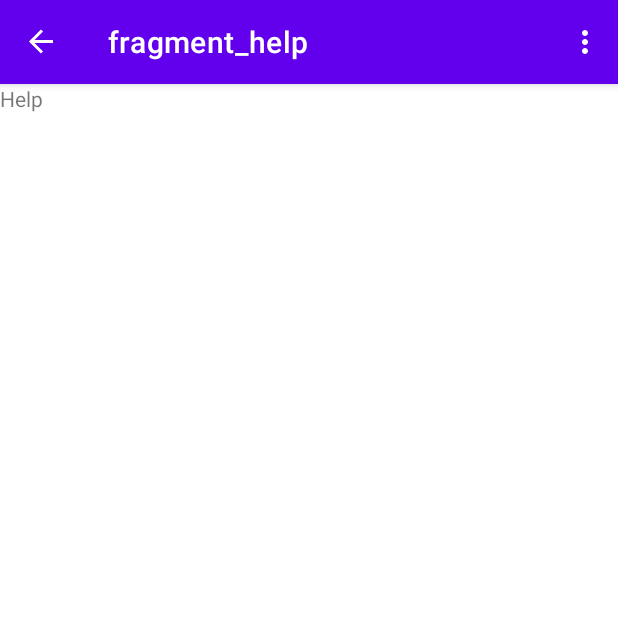
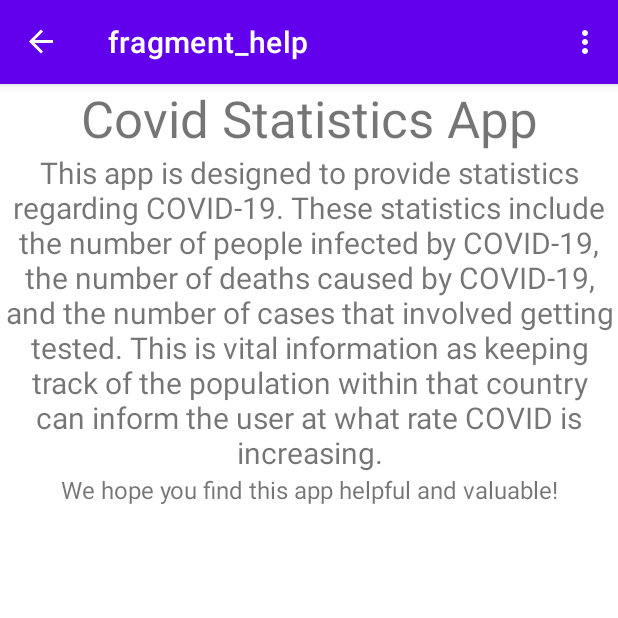
Before and after one commit to GandhiHarsh2003/CovidApp, an Android app: the HelpFragment screen opened through its navigation route, on a phone screen of 412 x 824 dp, the top half of it. Run offline under Robolectric (Android 15) with nearby library versions, the phone set to English and light mode, and no system bars; our stand-ins replace navigation-ui.

Commit message:
worked on layout for help fragment and added country adapter

```diff
--- a/app/src/main/res/layout/fragment_country.xml
+++ b/app/src/main/res/layout/fragment_country.xml
@@ -5,10 +5,5 @@
     android:layout_height="match_parent"
     tools:context=".CountryFragment">
 
-    <!-- TODO: Update blank fragment layout -->
-    <TextView
-        android:layout_width="match_parent"
-        android:layout_height="match_parent"
-        android:text="@string/hello_blank_fragment" />
 
 </FrameLayout>
--- a/app/src/main/res/layout/fragment_help.xml
+++ b/app/src/main/res/layout/fragment_help.xml
@@ -1,13 +1,36 @@
 <?xml version="1.0" encoding="utf-8"?>
-<FrameLayout xmlns:android="http://schemas.android.com/apk/res/android"
+<LinearLayout xmlns:android="http://schemas.android.com/apk/res/android"
     xmlns:tools="http://schemas.android.com/tools"
     android:layout_width="match_parent"
     android:layout_height="match_parent"
+    android:id="@+id/help_linearLayout"
+    android:orientation="vertical"
     tools:context=".HelpFragment">
 
+
+        <TextView
+            android:id="@+id/title_textView"
+            android:layout_width="match_parent"
+            android:layout_height="wrap_content"
+            android:gravity="center"
+            android:text="@string/title"
+            android:textSize="34sp" />
+
     <TextView
+        android:id="@+id/description_textview"
         android:layout_width="match_parent"
         android:layout_height="wrap_content"
-        android:text="Help" />
+        android:layout_gravity="center"
+        android:gravity="center"
+        android:text="@string/about"
+        android:textSize="20sp" />
 
-</FrameLayout>
+    <TextView
+        android:id="@+id/thanks_textView"
+        android:layout_width="match_parent"
+        android:layout_height="wrap_content"
+        android:gravity="center"
+        android:text="@string/thank_you"
+        android:textSize="16sp" />
+
+</LinearLayout>
--- a/app/src/main/res/values/strings.xml
+++ b/app/src/main/res/values/strings.xml
@@ -1,5 +1,7 @@
 <resources>
     <string name="app_name">CovidApp</string>
-    <!-- TODO: Remove or change this placeholder text -->
-    <string name="hello_blank_fragment">Hello blank fragment</string>
+   <string name="title">Covid Statistics App</string>
+    <string name="about">This app is designed to provide statistics regarding COVID-19. These statistics include the number of people infected by COVID-19, the number of deaths caused by COVID-19, and the number of cases that involved getting tested. This is vital information as keeping track of the population within that country can inform the user at what rate COVID is increasing.
+    </string>
+    <string name="thank_you">We hope you find this app helpful and valuable!</string>
 </resources>
```
Also changed, not shown: app/src/main/java/edu/quinnipiac/ser210/covidapp/CountryAdapter.kt (added, +28 -0 lines).
